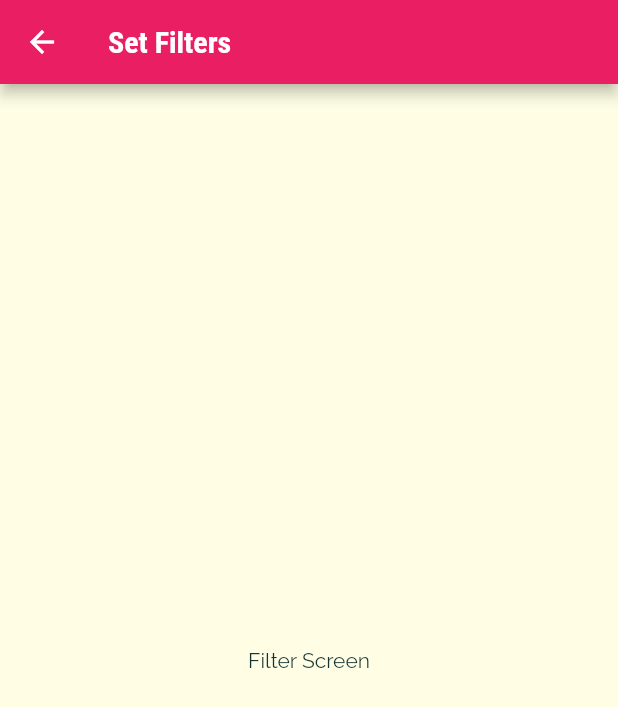
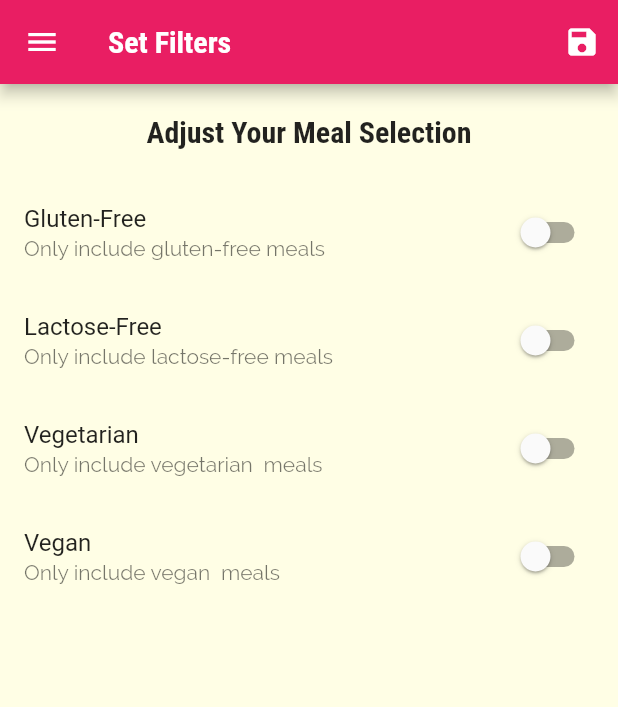
Before and after one commit to YhomiAce/meal_app, a Flutter app: the FiltersScreen screen opened by its route, on a phone screen of 412 x 824 dp. Shown: the top 707 px of the screen. Run offline on Flutter 3.47's test engine with Material 2 defaults, Android fonts, the phone set to English and light mode, and no system bars.

Commit message:
filtering meals based on keys

```diff
--- a/lib/main.dart
+++ b/lib/main.dart
@@ -1,5 +1,7 @@
 import 'package:flutter/material.dart';
 
+import './dummy_data.dart';
+import './models/meal.dart';
 
 import './screens/filters_screen.dart';
 import './screens/tab_screen_2.dart';
@@ -12,8 +14,44 @@ void main() {
   runApp(MyApp());
 }
 
-class MyApp extends StatelessWidget {
+class MyApp extends StatefulWidget {
   // This widget is the root of your application.
+  @override
+  _MyAppState createState() => _MyAppState();
+}
+
+class _MyAppState extends State<MyApp> {
+  Map<String, bool> _filters = {
+    'gluten': false,
+    'lactose': false,
+    'vegetarian': false,
+    'vegan': false,
+  };
+
+  List<Meal> _availableMeals = DUMMY_MEALS;
+
+  void _setFilters(Map<String, bool> filterData) {
+    setState(() {
+      _filters = filterData;
+      // ignore: missing_return
+      _availableMeals = DUMMY_MEALS.where((meal) {
+        if (_filters['gluten'] && !meal.isGlutenFree) {
+          return false;
+        }
+        if (_filters['lactose'] && !meal.isLactoseFree) {
+          return false;
+        }
+        if (_filters['vegan'] && !meal.isVegan) {
+          return false;
+        }
+        if (_filters['vegetarian'] && !meal.isVegetarian) {
+          return false;
+        }
+        return true;
+      }).toList();
+    });
+  }
+
   @override
   Widget build(BuildContext context) {
     return MaterialApp(
@@ -42,10 +80,11 @@ class MyApp extends StatelessWidget {
       routes: {
         // '/': (ctx) => TabsScreen(),
         '/': (ctx) => TabsScreenSceond(),
-        FiltersScreen.routeName: (ctx)=> FiltersScreen(),
+        FiltersScreen.routeName: (ctx) => FiltersScreen(_setFilters, _filters),
         // '/categories':
         // '/category-meal': (ctx) => CategoryMealScreen(), // OR
-        CategoryMealScreen.routeName: (ctx) => CategoryMealScreen(),
+        CategoryMealScreen.routeName: (ctx) =>
+            CategoryMealScreen(_availableMeals),
         MealDetailScreen.routeName: (BuildContext context) =>
             MealDetailScreen(),
       },
--- a/lib/screens/filters_screen.dart
+++ b/lib/screens/filters_screen.dart
@@ -2,18 +2,110 @@ import 'package:flutter/material.dart';
 
 import '../widgets/main_drawer.dart';
 
-class FiltersScreen extends StatelessWidget {
+class FiltersScreen extends StatefulWidget {
   static const routeName = '/filters';
+  final Function saveFilters;
+  final Map<String, bool> currentFilters;
+
+  FiltersScreen(this.saveFilters, this.currentFilters);
+
+  @override
+  _FiltersScreenState createState() => _FiltersScreenState();
+}
+
+class _FiltersScreenState extends State<FiltersScreen> {
+  var _glutenFree = false;
+  var _vegetarian = false;
+  var _vegan = false;
+  var _lactoseFree = false;
+
+  @override
+  void initState() {
+    super.initState();
+    _glutenFree = widget.currentFilters['gluten'];
+    _vegan = widget.currentFilters['vegan'];
+    _vegetarian = widget.currentFilters['vegetarian'];
+    _lactoseFree = widget.currentFilters['lactose'];
+  }
+
+  Widget _builSwitchListTile(
+    String title,
+    String description,
+    bool currentValue,
+    Function updateValue,
+  ) {
+    return SwitchListTile(
+      title: Text(title),
+      value: currentValue,
+      subtitle: Text(description),
+      onChanged: updateValue,
+    );
+  }
 
   @override
   Widget build(BuildContext context) {
     return Scaffold(
       appBar: AppBar(
         title: Text('Set Filters'),
+        actions: [
+          IconButton(
+            icon: Icon(Icons.save),
+            onPressed: () {
+              final seletedFilters = {
+                'gluten': _glutenFree,
+                'lactose': _lactoseFree,
+                'vegetarian': _vegetarian,
+                'vegan': _vegan,
+              };
+              widget.saveFilters(seletedFilters);
+            },
+          ),
+        ],
       ),
-      // drawer: MainDrawer(),
-      body: Center(
-        child: Text("Filter Screen"),
+      drawer: MainDrawer(),
+      body: Column(
+        children: [
+          Container(
+            padding: EdgeInsets.all(20),
+            child: Text(
+              'Adjust Your Meal Selection',
+              style: Theme.of(context).textTheme.headline6,
+            ),
+          ),
+          Expanded(
+            child: ListView(
+              children: [
+                _builSwitchListTile('Gluten-Free',
+                    "Only include gluten-free meals", _glutenFree, (newValue) {
+                  setState(() {
+                    _glutenFree = newValue;
+                  });
+                }),
+                _builSwitchListTile(
+                    'Lactose-Free',
+                    "Only include lactose-free meals",
+                    _lactoseFree, (newValue) {
+                  setState(() {
+                    _lactoseFree = newValue;
+                  });
+                }),
+                _builSwitchListTile(
+                    'Vegetarian', "Only include vegetarian  meals", _vegetarian,
+                    (newValue) {
+                  setState(() {
+                    _vegetarian = newValue;
+                  });
+                }),
+                _builSwitchListTile(
+                    'Vegan', "Only include vegan  meals", _vegan, (newValue) {
+                  setState(() {
+                    _vegan = newValue;
+                  });
+                }),
+              ],
+            ),
+          ),
+        ],
       ),
     );
   }
```
Also changed, not shown: lib/screens/category_meal_screen.dart (+49 -19 lines), lib/screens/meal_detail_screen.dart (+8 -0 lines), lib/widgets/meal_item.dart (+10 -2 lines).
